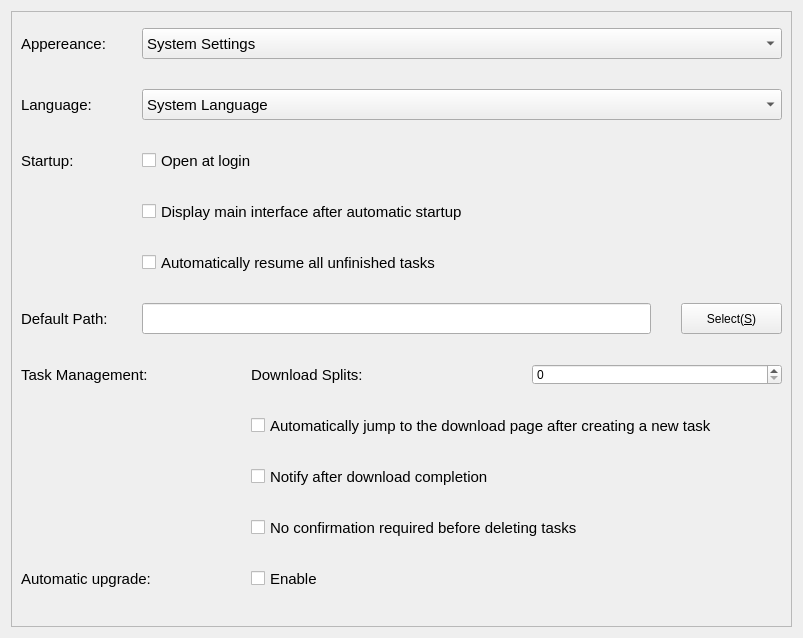
The window that src/SettingsBasicWidget.ui (L-Super/FlowD) describes before a commit, drawn with Qt 5.
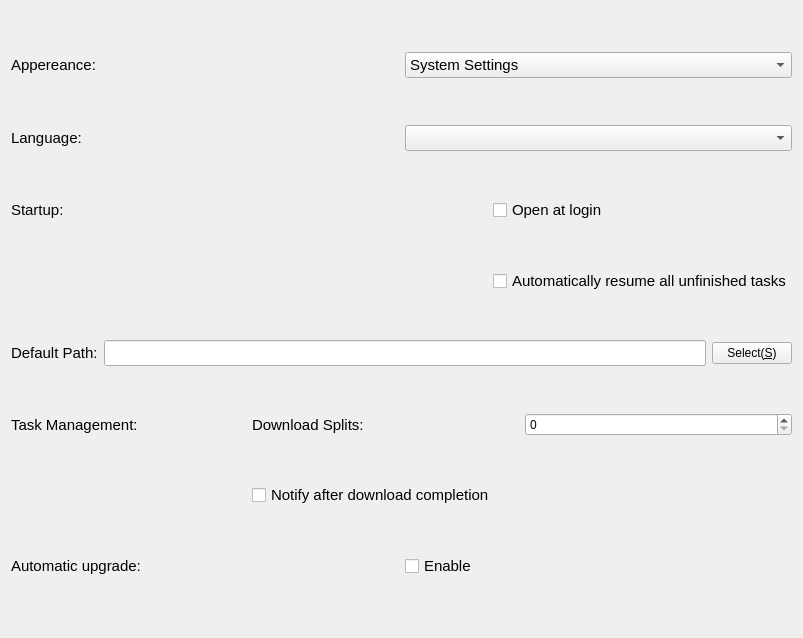
The same window after the commit.

Commit message: refactor: basic setting widget

What changed in the file:
```diff
--- a/src/SettingsBasicWidget.ui
+++ b/src/SettingsBasicWidget.ui
@@ -13,61 +13,36 @@
   <property name="windowTitle">
    <string>Basic Settings</string>
   </property>
-  <layout class="QVBoxLayout" name="verticalLayout_7">
+  <layout class="QGridLayout" name="gridLayout">
+   <item row="1" column="0" colspan="3">
+    <layout class="QHBoxLayout" name="horizontalLayout_2">
    <item>
-    <widget class="QScrollArea" name="scrollArea">
-     <property name="widgetResizable">
-      <bool>true</bool>
-     </property>
-     <widget class="QWidget" name="scrollAreaWidgetContents">
-      <property name="geometry">
-       <rect>
-        <x>0</x>
-        <y>0</y>
-        <width>787</width>
-        <height>622</height>
-       </rect>
-      </property>
-      <layout class="QVBoxLayout" name="verticalLayout">
-       <item>
-        <spacer name="verticalSpacer_3">
-         <property name="orientation">
-          <enum>Qt::Orientation::Vertical</enum>
-         </property>
-         <property name="sizeType">
-          <enum>QSizePolicy::Policy::Ignored</enum>
-         </property>
-         <property name="sizeHint" stdset="0">
-          <size>
-           <width>20</width>
-           <height>80</height>
-          </size>
-         </property>
-        </spacer>
+      <widget class="QLabel" name="label_2">
+       <property name="font">
+        <font>
+         <pointsize>11</pointsize>
+        </font>
+       </property>
+       <property name="text">
+        <string>Language:</string>
+       </property>
+      </widget>
        </item>
        <item>
-        <layout class="QHBoxLayout" name="horizontalLayout_9">
-         <item>
-          <layout class="QVBoxLayout" name="verticalLayout_6">
-           <property name="spacing">
-            <number>30</number>
-           </property>
-           <item>
+      <widget class="QComboBox" name="languageComboBox">
+       <property name="font">
+        <font>
+         <pointsize>11</pointsize>
+        </font>
+       </property>
+      </widget>
+     </item>
+    </layout>
+   </item>
+   <item row="0" column="0" colspan="3">
             <layout class="QHBoxLayout" name="horizontalLayout">
              <item>
               <widget class="QLabel" name="label">
-               <property name="minimumSize">
-                <size>
-                 <width>91</width>
-                 <height>21</height>
-                </size>
-               </property>
-               <property name="maximumSize">
-                <size>
-                 <width>91</width>
-                 <height>21</height>
-                </size>
-               </property>
                <property name="font">
                 <font>
                  <pointsize>11</pointsize>
@@ -79,13 +54,7 @@
               </widget>
              </item>
              <item>
-              <widget class="QComboBox" name="comboStyle">
-               <property name="minimumSize">
-                <size>
-                 <width>301</width>
-                 <height>31</height>
-                </size>
-               </property>
+      <widget class="QComboBox" name="styleComboBox">
                <property name="font">
                 <font>
                  <pointsize>11</pointsize>
@@ -122,87 +91,8 @@
              </item>
             </layout>
            </item>
-           <item>
-            <layout class="QHBoxLayout" name="horizontalLayout_2">
-             <item>
-              <widget class="QLabel" name="label_2">
-               <property name="minimumSize">
-                <size>
-                 <width>91</width>
-                 <height>21</height>
-                </size>
-               </property>
-               <property name="maximumSize">
-                <size>
-                 <width>91</width>
-                 <height>21</height>
-                </size>
-               </property>
-               <property name="font">
-                <font>
-                 <pointsize>11</pointsize>
-                </font>
-               </property>
-               <property name="text">
-                <string>Language:</string>
-               </property>
-              </widget>
-             </item>
-             <item>
-              <widget class="QComboBox" name="comboLanguage">
-               <property name="minimumSize">
-                <size>
-                 <width>301</width>
-                 <height>31</height>
-                </size>
-               </property>
-               <property name="font">
-                <font>
-                 <pointsize>11</pointsize>
-                </font>
-               </property>
-               <item>
-                <property name="text">
-                 <string>System Language</string>
-                </property>
-               </item>
-               <item>
-                <property name="text">
-                 <string>简体中文</string>
-                </property>
-               </item>
-               <item>
-                <property name="text">
-                 <string>繁体中文</string>
-                </property>
-               </item>
-               <item>
-                <property name="text">
-                 <string>English</string>
-                </property>
-               </item>
-              </widget>
-             </item>
-            </layout>
-           </item>
-           <item>
-            <layout class="QHBoxLayout" name="horizontalLayout_3">
-             <item>
-              <layout class="QVBoxLayout" name="verticalLayout_3">
-               <item>
+   <item row="2" column="0">
                 <widget class="QLabel" name="label_3">
-                 <property name="minimumSize">
-                  <size>
-                   <width>91</width>
-                   <height>21</height>
-                  </size>
-                 </property>
-                 <property name="maximumSize">
-                  <size>
-                   <width>91</width>
-                   <height>21</height>
-                  </size>
-                 </property>
                  <property name="font">
                   <font>
                    <pointsize>11</pointsize>
@@ -213,228 +103,10 @@
                  </property>
                 </widget>
                </item>
-               <item>
-                <spacer name="verticalSpacer_5">
-                 <property name="orientation">
-                  <enum>Qt::Orientation::Vertical</enum>
-                 </property>
-                 <property name="sizeType">
-                  <enum>QSizePolicy::Policy::Expanding</enum>
-                 </property>
-                 <property name="sizeHint" stdset="0">
-                  <size>
-                   <width>20</width>
-                   <height>40</height>
-                  </size>
-                 </property>
-                </spacer>
-               </item>
-              </layout>
-             </item>
-             <item>
-              <layout class="QVBoxLayout" name="verticalLayout_2">
-               <item>
-                <widget class="QCheckBox" name="checkAutoRun">
-                 <property name="minimumSize">
-                  <size>
-                   <width>371</width>
-                   <height>21</height>
-                  </size>
-                 </property>
-                 <property name="maximumSize">
-                  <size>
-                   <width>16777215</width>
-                   <height>21</height>
-                  </size>
-                 </property>
-                 <property name="font">
-                  <font>
-                   <pointsize>11</pointsize>
-                  </font>
-                 </property>
-                 <property name="text">
-                  <string>Open at login</string>
-                 </property>
-                </widget>
-               </item>
-               <item>
-                <widget class="QCheckBox" name="checkAutoRunDisplay">
-                 <property name="minimumSize">
-                  <size>
-                   <width>371</width>
-                   <height>21</height>
-                  </size>
-                 </property>
-                 <property name="maximumSize">
-                  <size>
-                   <width>16777215</width>
-                   <height>21</height>
-                  </size>
-                 </property>
-                 <property name="font">
-                  <font>
-                   <pointsize>11</pointsize>
-                  </font>
-                 </property>
-                 <property name="text">
-                  <string>Display main interface after automatic startup</string>
-                 </property>
-                </widget>
-               </item>
-               <item>
-                <widget class="QCheckBox" name="checkAutoRunContinue">
-                 <property name="minimumSize">
-                  <size>
-                   <width>371</width>
-                   <height>21</height>
-                  </size>
-                 </property>
-                 <property name="maximumSize">
-                  <size>
-                   <width>16777215</width>
-                   <height>21</height>
-                  </size>
-                 </property>
-                 <property name="font">
-                  <font>
-                   <pointsize>11</pointsize>
-                  </font>
-                 </property>
-                 <property name="text">
-                  <string>Automatically resume all unfinished tasks</string>
-                 </property>
-                </widget>
-               </item>
-              </layout>
-             </item>
-            </layout>
-           </item>
-           <item>
+   <item row="5" column="1" colspan="2">
             <layout class="QHBoxLayout" name="horizontalLayout_4">
              <item>
-              <widget class="QLabel" name="label_4">
-               <property name="minimumSize">
-                <size>
-                 <width>91</width>
-                 <height>21</height>
-                </size>
-               </property>
-               <property name="maximumSize">
-                <size>
-                 <width>91</width>
-                 <height>21</height>
-                </size>
-               </property>
-               <property name="font">
-                <font>
-                 <pointsize>11</pointsize>
-                </font>
-               </property>
-               <property name="text">
-                <string>Default Path:</string>
-               </property>
-              </widget>
-             </item>
-             <item>
-              <widget class="QLineEdit" name="lineSavePath">
-               <property name="minimumSize">
-                <size>
-                 <width>411</width>
-                 <height>31</height>
-                </size>
-               </property>
-               <property name="font">
-                <font>
-                 <pointsize>11</pointsize>
-                </font>
-               </property>
-              </widget>
-             </item>
-             <item>
-              <widget class="QPushButton" name="btnSelectPath">
-               <property name="minimumSize">
-                <size>
-                 <width>101</width>
-                 <height>31</height>
-                </size>
-               </property>
-               <property name="maximumSize">
-                <size>
-                 <width>101</width>
-                 <height>31</height>
-                </size>
-               </property>
-               <property name="text">
-                <string>Select(&amp;S)</string>
-               </property>
-              </widget>
-             </item>
-            </layout>
-           </item>
-           <item>
-            <layout class="QHBoxLayout" name="horizontalLayout_6">
-             <item>
-              <layout class="QVBoxLayout" name="verticalLayout_4">
-               <item>
-                <widget class="QLabel" name="label_5">
-                 <property name="minimumSize">
-                  <size>
-                   <width>91</width>
-                   <height>21</height>
-                  </size>
-                 </property>
-                 <property name="maximumSize">
-                  <size>
-                   <width>200</width>
-                   <height>21</height>
-                  </size>
-                 </property>
-                 <property name="font">
-                  <font>
-                   <pointsize>11</pointsize>
-                  </font>
-                 </property>
-                 <property name="text">
-                  <string>Task Management:</string>
-                 </property>
-                </widget>
-               </item>
-               <item>
-                <spacer name="verticalSpacer_2">
-                 <property name="orientation">
-                  <enum>Qt::Orientation::Vertical</enum>
-                 </property>
-                 <property name="sizeType">
-                  <enum>QSizePolicy::Policy::Expanding</enum>
-                 </property>
-                 <property name="sizeHint" stdset="0">
-                  <size>
-                   <width>20</width>
-                   <height>40</height>
-                  </size>
-                 </property>
-                </spacer>
-               </item>
-              </layout>
-             </item>
-             <item>
-              <layout class="QVBoxLayout" name="verticalLayout_5">
-               <item>
-                <layout class="QHBoxLayout" name="horizontalLayout_5">
-                 <item>
                   <widget class="QLabel" name="label_6">
-                   <property name="minimumSize">
-                    <size>
-                     <width>150</width>
-                     <height>21</height>
-                    </size>
-                   </property>
-                   <property name="maximumSize">
-                    <size>
-                     <width>88888</width>
-                     <height>21</height>
-                    </size>
-                   </property>
                    <property name="font">
                     <font>
                      <pointsize>11</pointsize>
@@ -446,19 +118,7 @@
                   </widget>
                  </item>
                  <item>
-                  <widget class="QSpinBox" name="spinThreadCount">
-                   <property name="minimumSize">
-                    <size>
-                     <width>81</width>
-                     <height>21</height>
-                    </size>
-                   </property>
-                   <property name="maximumSize">
-                    <size>
-                     <width>16777215</width>
-                     <height>21</height>
-                    </size>
-                   </property>
+      <widget class="QSpinBox" name="threadCountSpinBox">
                    <property name="maximum">
                     <number>512</number>
                    </property>
@@ -469,98 +129,10 @@
                  </item>
                 </layout>
                </item>
-               <item>
-                <widget class="QCheckBox" name="checkJumpOnNewTask">
-                 <property name="minimumSize">
-                  <size>
-                   <width>371</width>
-                   <height>21</height>
-                  </size>
-                 </property>
-                 <property name="maximumSize">
-                  <size>
-                   <width>16777215</width>
-                   <height>21</height>
-                  </size>
-                 </property>
-                 <property name="font">
-                  <font>
-                   <pointsize>11</pointsize>
-                  </font>
-                 </property>
-                 <property name="text">
-                  <string>Automatically jump to the download page after creating a new task</string>
-                 </property>
-                </widget>
-               </item>
-               <item>
-                <widget class="QCheckBox" name="checkNotifyOnFinished">
-                 <property name="minimumSize">
-                  <size>
-                   <width>371</width>
-                   <height>21</height>
-                  </size>
-                 </property>
-                 <property name="maximumSize">
-                  <size>
-                   <width>16777215</width>
-                   <height>21</height>
-                  </size>
-                 </property>
-                 <property name="font">
-                  <font>
-                   <pointsize>11</pointsize>
-                  </font>
-                 </property>
-                 <property name="text">
-                  <string>Notify after download completion</string>
-                 </property>
-                </widget>
-               </item>
-               <item>
-                <widget class="QCheckBox" name="checkDeleteNoOk">
-                 <property name="minimumSize">
-                  <size>
-                   <width>371</width>
-                   <height>21</height>
-                  </size>
-                 </property>
-                 <property name="maximumSize">
-                  <size>
-                   <width>16777215</width>
-                   <height>21</height>
-                  </size>
-                 </property>
-                 <property name="font">
-                  <font>
-                   <pointsize>11</pointsize>
-                  </font>
-                 </property>
-                 <property name="text">
-                  <string>No confirmation required before deleting tasks</string>
-                 </property>
-                </widget>
-               </item>
-              </layout>
-             </item>
-            </layout>
-           </item>
-           <item>
-            <layout class="QHBoxLayout" name="horizontalLayout_7">
+   <item row="7" column="0" colspan="3">
+    <layout class="QHBoxLayout" name="horizontalLayout_5">
              <item>
               <widget class="QLabel" name="label_7">
-               <property name="minimumSize">
-                <size>
-                 <width>100</width>
-                 <height>21</height>
-                </size>
-               </property>
-               <property name="maximumSize">
-                <size>
-                 <width>200</width>
-                 <height>21</height>
-                </size>
-               </property>
                <property name="font">
                 <font>
                  <pointsize>11</pointsize>
@@ -572,19 +144,7 @@
               </widget>
              </item>
              <item>
-              <widget class="QCheckBox" name="checkAutoUp">
-               <property name="minimumSize">
-                <size>
-                 <width>371</width>
-                 <height>21</height>
-                </size>
-               </property>
-               <property name="maximumSize">
-                <size>
-                 <width>16777215</width>
-                 <height>21</height>
-                </size>
-               </property>
+      <widget class="QCheckBox" name="autoUpgradeCheckBox">
                <property name="font">
                 <font>
                  <pointsize>11</pointsize>
@@ -597,28 +157,84 @@
              </item>
             </layout>
            </item>
-          </layout>
-         </item>
-        </layout>
+   <item row="4" column="0" colspan="3">
+    <layout class="QHBoxLayout" name="horizontalLayout_3">
+     <item>
+      <widget class="QLabel" name="label_4">
+       <property name="font">
+        <font>
+         <pointsize>11</pointsize>
+        </font>
+       </property>
+       <property name="text">
+        <string>Default Path:</string>
+       </property>
+      </widget>
+     </item>
+     <item>
+      <widget class="QLineEdit" name="savePathLineEdit">
+       <property name="font">
+        <font>
+         <pointsize>11</pointsize>
+        </font>
+       </property>
+      </widget>
        </item>
        <item>
-        <spacer name="verticalSpacer">
-         <property name="orientation">
-          <enum>Qt::Orientation::Vertical</enum>
-         </property>
-         <property name="sizeType">
-          <enum>QSizePolicy::Policy::Expanding</enum>
-         </property>
-         <property name="sizeHint" stdset="0">
-          <size>
-           <width>20</width>
-           <height>100</height>
-          </size>
-         </property>
-        </spacer>
-       </item>
-      </layout>
-     </widget>
+      <widget class="QPushButton" name="selectPathButton">
+       <property name="text">
+        <string>Select(&amp;S)</string>
+       </property>
+      </widget>
+     </item>
+    </layout>
+   </item>
+   <item row="6" column="1" colspan="2">
+    <widget class="QCheckBox" name="notifyOnFinishedCheckBox">
+     <property name="font">
+      <font>
+       <pointsize>11</pointsize>
+      </font>
+     </property>
+     <property name="text">
+      <string>Notify after download completion</string>
+     </property>
+    </widget>
+   </item>
+   <item row="3" column="2">
+    <widget class="QCheckBox" name="autoContinueCheckBox">
+     <property name="font">
+      <font>
+       <pointsize>11</pointsize>
+      </font>
+     </property>
+     <property name="text">
+      <string>Automatically resume all unfinished tasks</string>
+     </property>
+    </widget>
+   </item>
+   <item row="5" column="0">
+    <widget class="QLabel" name="label_5">
+     <property name="font">
+      <font>
+       <pointsize>11</pointsize>
+      </font>
+     </property>
+     <property name="text">
+      <string>Task Management:</string>
+     </property>
+    </widget>
+   </item>
+   <item row="2" column="2">
+    <widget class="QCheckBox" name="autoStartupCheckBox">
+     <property name="font">
+      <font>
+       <pointsize>11</pointsize>
+      </font>
+     </property>
+     <property name="text">
+      <string>Open at login</string>
+     </property>
     </widget>
    </item>
   </layout>
```
Lines whose indentation alone changed are shown as unchanged. The commit also changes 5 other files.
